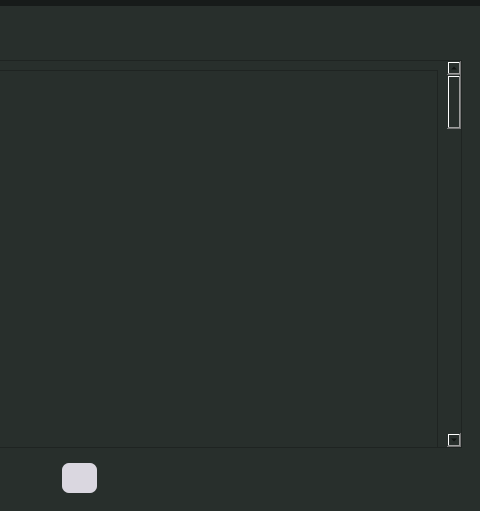
Qt form src/Statistics.ui (MatheusFranco99/ArmazemAtlanticoPedidos) before a commit; both pictures show x 320 to 800 and y 89 to 600 of the 800 by 600 pixel window.
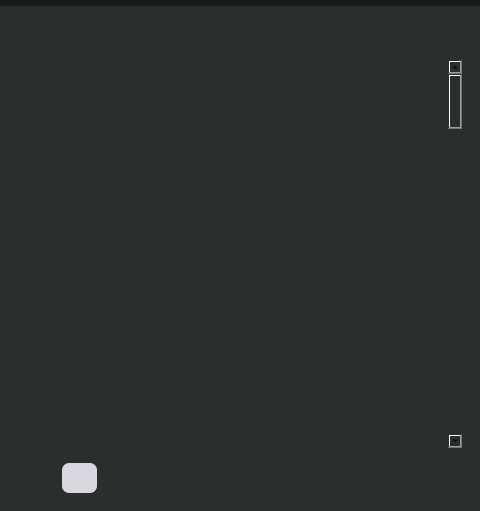
The same form after that commit. Icons and pictures are not drawn.

The edit to the form file:
```diff
--- a/src/Statistics.ui
+++ b/src/Statistics.ui
@@ -316,6 +316,9 @@
 }
 </string>
             </property>
+            <property name="frameShape">
+             <enum>QFrame::NoFrame</enum>
+            </property>
             <property name="widgetResizable">
              <bool>true</bool>
             </property>
@@ -324,7 +327,7 @@
               <rect>
                <x>0</x>
                <y>0</y>
-               <width>750</width>
+               <width>752</width>
                <height>2524</height>
               </rect>
              </property>
@@ -338,7 +341,7 @@
                  </size>
                 </property>
                 <property name="frameShape">
-                 <enum>QFrame::StyledPanel</enum>
+                 <enum>QFrame::NoFrame</enum>
                 </property>
                 <property name="frameShadow">
                  <enum>QFrame::Raised</enum>
```
